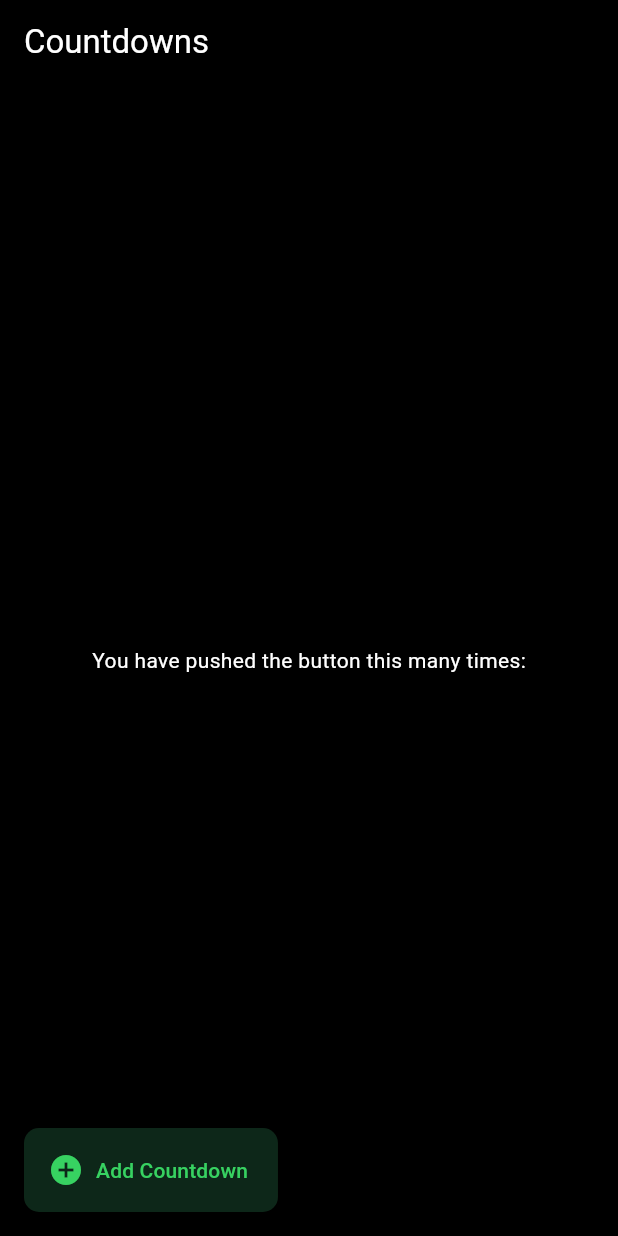
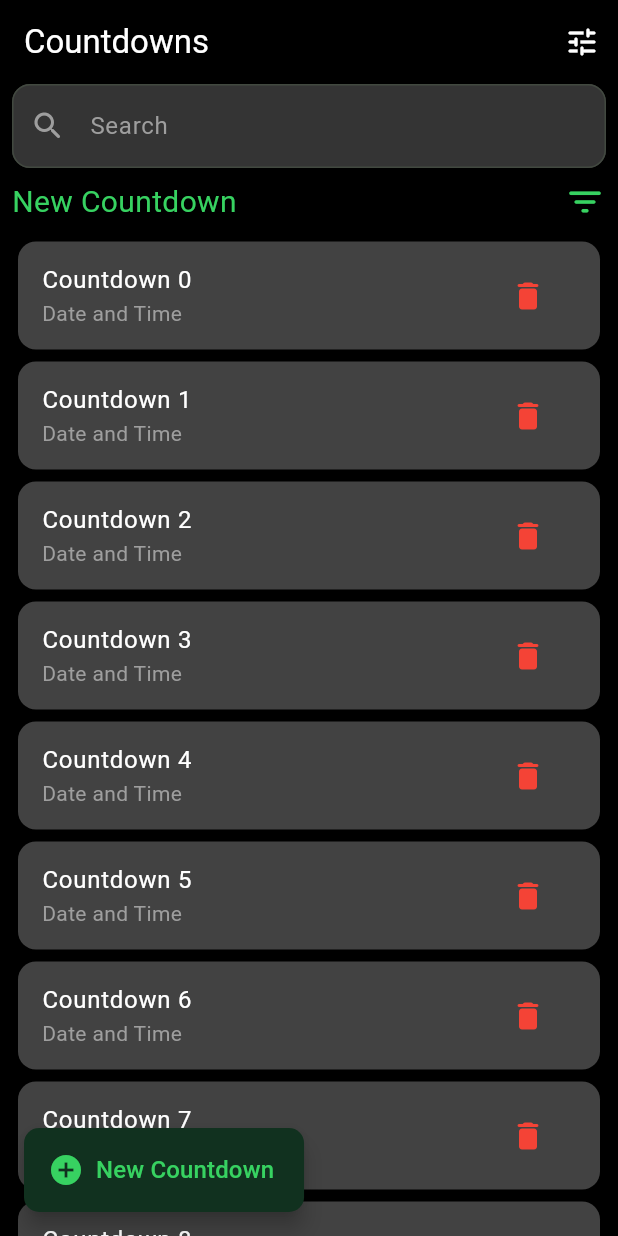
Before and after one commit to MedoAlshafei/countdown, a Flutter app: the screen it shows after launch, on a phone screen of 412 x 824 dp. Run offline on Flutter 3.47's test engine with Material 3 defaults, Android fonts, the phone set to English and light mode, and no system bars.

Commit message:
Add theme constants and remove old color definitions

```diff
--- a/lib/theme/colors.dart
+++ /dev/null
@@ -1,8 +0,0 @@
-import 'package:flutter/material.dart';
-
-class CustomColor {
-  Color kblack = Colors.black;
-  Color kgreen = const Color(0xFF37D261);
-  Color kdeepGreen = const Color(0xCA11311F);
-  Color klightGreen = const Color(0xff73FA74);
-}
--- /dev/null
+++ b/lib/theme/constants.dart
@@ -0,0 +1,11 @@
+import 'package:flutter/material.dart';
+
+// App Colors
+const kblack = Colors.black;
+const kgreen = Color(0xFF37D261);
+const kdeepGreen = Color(0xFF11311F);
+const klightGreen = Color(0xff73FA74);
+
+// App text
+const kNewCountdown = 'New Countdown';
+const kSearch = 'Search';
--- /dev/null
+++ b/lib/views/countdown_to_view.dart
@@ -0,0 +1,15 @@
+import 'package:flutter/material.dart';
+
+class CountdownToView extends StatefulWidget {
+  const CountdownToView({super.key});
+
+  @override
+  State<CountdownToView> createState() => _CountdownToViewState();
+}
+
+class _CountdownToViewState extends State<CountdownToView> {
+  @override
+  Widget build(BuildContext context) {
+    return const Placeholder();
+  }
+}
--- a/lib/views/home_view.dart
+++ b/lib/views/home_view.dart
@@ -1,5 +1,10 @@
 import 'package:flutter/material.dart';
-import 'package:countdown/theme/colors.dart';
+import 'package:countdown/theme/constants.dart';
+
+import '../widget/c_floating_action_button.dart';
+import '../widget/c_list_view_builder.dart';
+import '../widget/c_text_field.dart';
+import '../widget/newCountdown_text.dart';
 
 class HomeView extends StatefulWidget {
   const HomeView({super.key});
@@ -13,47 +18,52 @@ class _HomeViewState extends State<HomeView> {
   Widget build(BuildContext context) {
     return Scaffold(
       appBar: AppBar(
-        backgroundColor: CustomColor().kblack,
+        backgroundColor: kblack,
         foregroundColor: Colors.white,
         elevation: 0,
         title: Text(
           'Countdowns',
         ),
+        actions: <Widget>[
+          IconButton(
+            onPressed: () {},
+            icon: const Icon(Icons.tune_rounded),
+          ),
+        ],
       ),
       body: Scaffold(
-        backgroundColor: CustomColor().kblack,
+        backgroundColor: kblack,
         body: Center(
-          child: Column(
-            mainAxisAlignment: MainAxisAlignment.center,
-            children: <Widget>[
-              const Text(
-                'You have pushed the button this many times:',
-                style: TextStyle(color: Colors.white),
-              ),
-            ],
+          child: Padding(
+            padding: const EdgeInsets.symmetric(horizontal: 8),
+            child: Column(
+              spacing: 8,
+              mainAxisAlignment: MainAxisAlignment.center,
+              children: <Widget>[
+                CustomTextField(),
+                // const SizedBox(height: 8),
+                Row(
+                  children: [
+                    NewCountdownText(),
+                    const Spacer(
+                      flex: 1,
+                    ),
+                    Icon(
+                      Icons.filter_list_rounded,
+                      color: kgreen,
+                      size: 28,
+                    )
+                  ],
+                ),
+                // const SizedBox(height: 8),
+                CustomListViewBuilder(itemCount: 25),
+              ],
+            ),
           ),
         ),
-        floatingActionButton: customFAB(),
+        floatingActionButton: CustomFloatingActionButton(),
         floatingActionButtonLocation: FloatingActionButtonLocation.startFloat,
       ),
     );
   }
-
-  FloatingActionButton customFAB() {
-    return FloatingActionButton.extended(
-      onPressed: () {},
-      backgroundColor: CustomColor().kdeepGreen,
-      foregroundColor: CustomColor().kgreen,
-      shape: RoundedRectangleBorder(
-        borderRadius: BorderRadius.circular(10),
-      ),
-      elevation: 6.0,
-      tooltip: 'Add Countdown',
-      label: Text('Add Countdown'),
-      icon: Icon(
-        Icons.add_circle_sharp,
-        color: CustomColor().kgreen,
-      ),
-    );
-  }
 }
--- /dev/null
+++ b/lib/widget/c_floating_action_button.dart
@@ -0,0 +1,34 @@
+import 'package:flutter/material.dart';
+
+import '../theme/constants.dart';
+
+class CustomFloatingActionButton extends StatelessWidget {
+  const CustomFloatingActionButton({
+    super.key,
+  });
+
+  @override
+  Widget build(BuildContext context) {
+    return FloatingActionButton.extended(
+      onPressed: () {},
+      backgroundColor: kdeepGreen,
+      foregroundColor: kgreen,
+      shape: RoundedRectangleBorder(
+        borderRadius: BorderRadius.circular(10),
+      ),
+      elevation: 6.0,
+      tooltip: kNewCountdown,
+      label: const Text(
+        kNewCountdown,
+        style: TextStyle(
+          color: kgreen,
+          fontSize: 16,
+        ),
+      ),
+      icon: Icon(
+        Icons.add_circle_sharp,
+        color: kgreen,
+      ),
+    );
+  }
+}
--- /dev/null
+++ b/lib/widget/c_list_view_builder.dart
@@ -0,0 +1,43 @@
+import 'package:flutter/material.dart';
+
+class CustomListViewBuilder extends StatelessWidget {
+  const CustomListViewBuilder({super.key, required this.itemCount});
+  final int itemCount;
+
+  @override
+  Widget build(BuildContext context) {
+    return Expanded(
+      child: ListView.builder(
+        itemCount: itemCount,
+        physics: BouncingScrollPhysics(),
+        itemBuilder: (context, index) {
+          return Card(
+            color: Colors.grey[800],
+            shape: RoundedRectangleBorder(
+              borderRadius: BorderRadius.circular(12),
+            ),
+            child: ListTile(
+              title: Text(
+                'Countdown $index',
+                style: const TextStyle(
+                  color: Colors.white,
+                ),
+              ),
+              subtitle: const Text('Date and Time',
+                  style: TextStyle(
+                    color: Colors.grey,
+                  )),
+              trailing: IconButton(
+                onPressed: () {},
+                icon: const Icon(
+                  Icons.delete_rounded,
+                  color: Colors.red,
+                ),
+              ),
+            ),
+          );
+        },
+      ),
+    );
+  }
+}
--- /dev/null
+++ b/lib/widget/c_text_field.dart
@@ -0,0 +1,29 @@
+import 'package:countdown/theme/constants.dart';
+import 'package:flutter/material.dart';
+
+class CustomTextField extends StatelessWidget {
+  const CustomTextField({
+    super.key,
+  });
+
+  @override
+  Widget build(BuildContext context) {
+    return TextField(
+      decoration: InputDecoration(
+        prefixIcon: const Icon(
+          Icons.search_rounded,
+          color: Colors.grey,
+        ),
+        hintText: kSearch,
+        hintStyle: const TextStyle(
+          color: Colors.grey,
+        ),
+        filled: true,
+        fillColor: const Color(0xC9424242), // Try changing the color to Kblack
+        border: OutlineInputBorder(
+          borderRadius: BorderRadius.circular(12),
+        ),
+      ),
+    );
+  }
+}
--- /dev/null
+++ b/lib/widget/newCountdown_text.dart
@@ -0,0 +1,18 @@
+import 'package:flutter/material.dart';
+
+import '../theme/constants.dart';
+
+class NewCountdownText extends StatelessWidget {
+  const NewCountdownText({super.key});
+
+  @override
+  Widget build(BuildContext context) {
+    return Text(
+      kNewCountdown,
+      style: TextStyle(
+        color: kgreen,
+        fontSize: 20,
+      ),
+    );
+  }
+}
```
Also changed, not shown: pubspec.lock, 125 other files.
